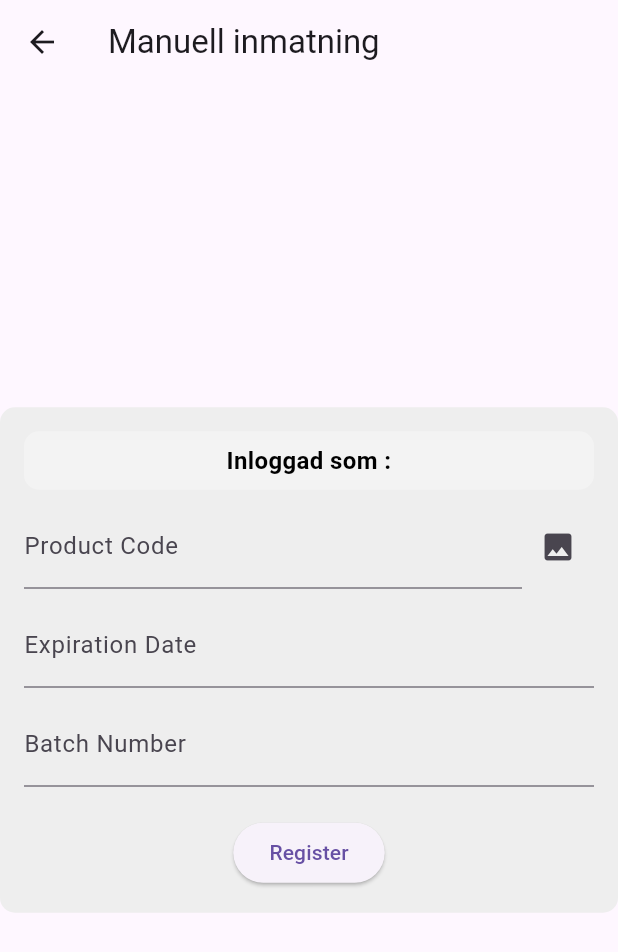
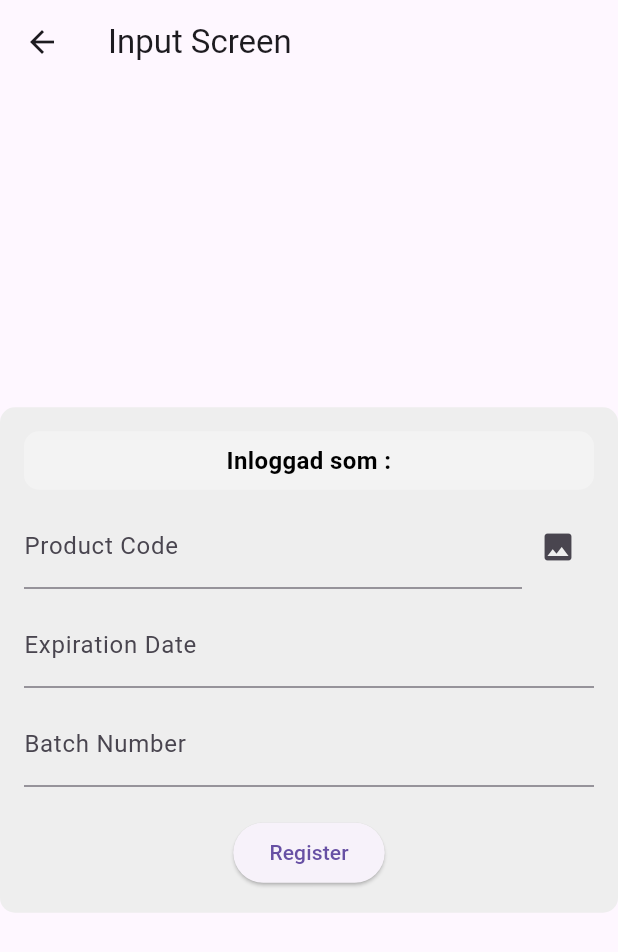
Before and after one commit to Christoffer-JL/Expiration-System-For-Nordic-Hospitals-And-Pharmacies, a Flutter app: the InputScreen screen opened by its route, after a tap on "Register", on a phone screen of 412 x 824 dp. Shown: the top 952 px of the screen. Run offline on Flutter 3.47's test engine with Material 3 defaults, Android fonts, the phone set to English and light mode, and no system bars; our stand-ins replace dropdown_search, vibration; missing offline and left inert: mobile_scanner; network calls fail.

Commit message:
small bug fixes to ean

```diff
--- a/lib/pages/input_screen.dart
+++ b/lib/pages/input_screen.dart
@@ -11,6 +11,8 @@ class InputScreen extends StatefulWidget {
 }
 
 class _InputScreenState extends State<InputScreen> {
+//  String department = '';
+
   TextEditingController productNameController = TextEditingController();
   TextEditingController productCodeController = TextEditingController();
   TextEditingController expirationDateController = TextEditingController();
@@ -30,7 +32,7 @@ class _InputScreenState extends State<InputScreen> {
 
     final Map<String, dynamic> data = {
       'DepartmentName': selectedDepartment,
-      'productCode': productCodeController.text,
+      'ProductCode': productCodeController.text,
       'BatchNumber': batchNumberController.text,
       'ExpirationDate': expirationDateController.text,
     };
@@ -43,13 +45,17 @@ class _InputScreenState extends State<InputScreen> {
       );
 
       if (response.statusCode == 201) {
+        // Successful insertion
         print('Data inserted successfully');
       } else if (response.statusCode == 200) {
+        // Entry already exists
         print('Entry for the specified department and product already exists');
       } else {
+        // Handle errors
         print('Error inserting data: ${response.statusCode}');
       }
     } catch (error) {
+      // Handle network or server errors
       print('Error: $error');
     }
   }
@@ -61,16 +67,11 @@ class _InputScreenState extends State<InputScreen> {
 
     final String selectedDepartment = args?['selectedDepartment'] ?? '';
     final String productCode = args?['productCode'] ?? '';
-
-    print('Selected Department: $selectedDepartment');
-    print('Received Product Code: $productCode');
-
-    // Set the received product code to the controller
     productCodeController.text = productCode;
 
     return Scaffold(
       appBar: AppBar(
-        title: const Text('Manuell inmatning'),
+        title: const Text('Input Screen'),
       ),
       body: Center(
         child: Container(
@@ -96,15 +97,19 @@ class _InputScreenState extends State<InputScreen> {
                   child: Text(
                     'Inloggad som : $selectedDepartment',
                     style: TextStyle(
-                      color: Colors.black,
-                      fontSize: 16,
-                      fontWeight: FontWeight.bold,
-                    ),
+                        color: Colors.black,
+                        fontSize: 16,
+                        fontWeight: FontWeight.bold),
                     textAlign: TextAlign.center,
                     maxLines: 1,
                   ),
                 ),
               ),
+              /*SizedBox(height: 20),
+              TextFormField(
+                controller: productNameController,
+                decoration: InputDecoration(labelText: 'Product Name'),
+              ),*/
               SizedBox(height: 10),
               Row(
                 children: [
@@ -123,7 +128,7 @@ class _InputScreenState extends State<InputScreen> {
                       );
                     },
                     icon: Icon(Icons.image),
-                  ),
+                  )
                 ],
               ),
               SizedBox(height: 10),
--- a/lib/widgets/scanner_widget.dart
+++ b/lib/widgets/scanner_widget.dart
@@ -472,7 +472,6 @@ class _eanScannerWidgetState extends State<EanscannerWidget> {
                           print('Product Code: $productCode');
                           // Close the dialog
                           Navigator.of(context).pop();
-
                           // Introduce a delay before navigating to the next screen
                           await Future.delayed(Duration(milliseconds: 100));
 
```
